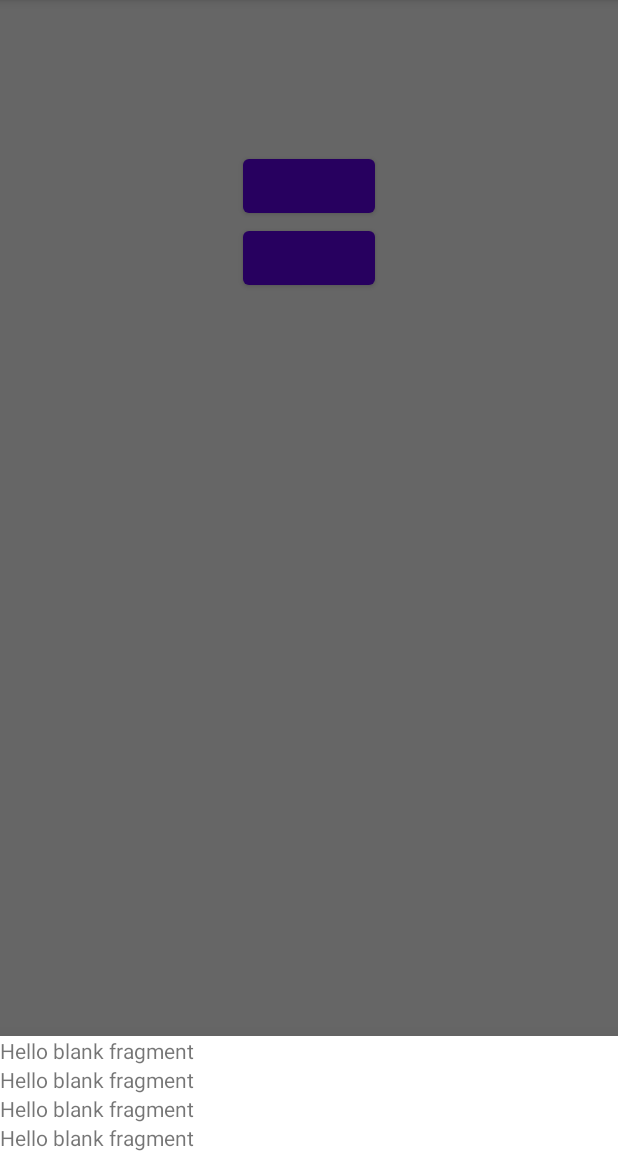
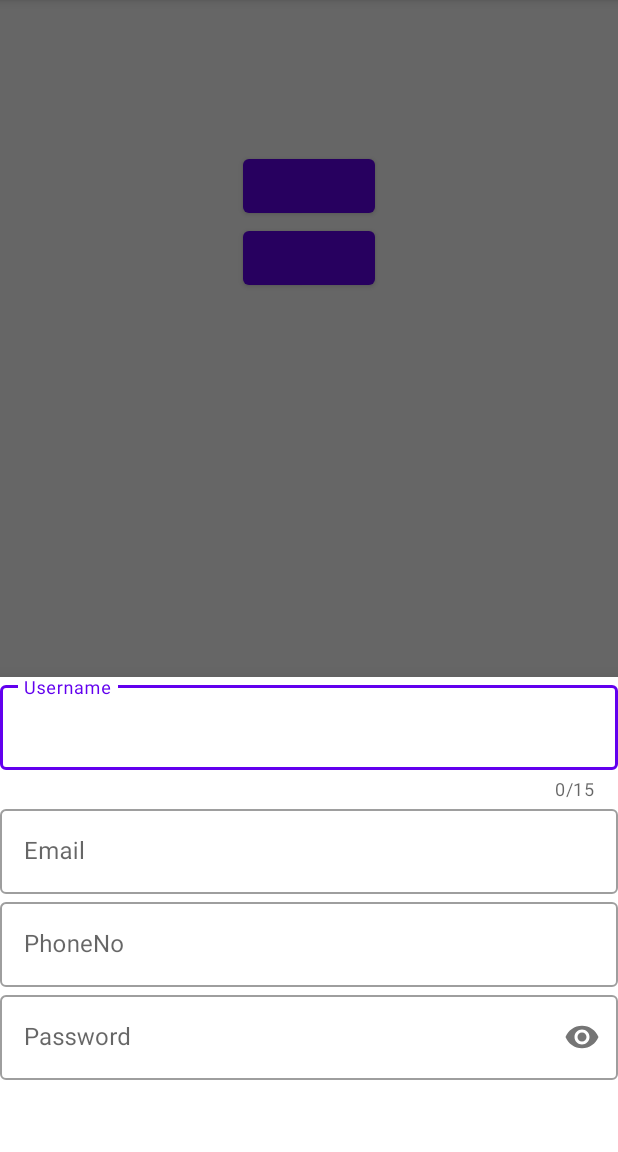
Before and after one commit to LIHOME119/papercraft, an Android app: the screen it shows after launch (LoginPage), after a tap on an icon or button, on a phone screen of 412 x 824 dp, the part 84-1236 px from its top. Run offline under Robolectric (Android 15) with nearby library versions, the light colour scheme and no system bars; our stand-ins replace Firebase (no records; nobody signed in at launch, a user with empty details on screens opened directly).

Commit message:
testing fragment and add firebase realtime database library

```diff
--- a/app/build.gradle
+++ b/app/build.gradle
@@ -56,5 +56,4 @@ dependencies {
     implementation "androidx.biometric:biometric:1.1.0"
     //fragment
     implementation "androidx.fragment:fragment:$fragment_version"
-
 }
--- a/app/src/main/java/com/example/papercraft/HomePage.java
+++ b/app/src/main/java/com/example/papercraft/HomePage.java
@@ -62,10 +62,16 @@ public class HomePage extends AppCompatActivity {
         logout_btn.setOnClickListener(new View.OnClickListener() {
             @Override
             public void onClick(View view) {
-                FirebaseAuth.getInstance().signOut();
+                if (signInAccount!=null){
+                    FirebaseAuth.getInstance().signOut();
+                    finish();
+                }else {
+                    finish();
+                }
+
 //                Intent intent = new Intent(getApplicationContext(),LoginPage.class);
 //                startActivity(intent);
-                finish();
+
             }
         });
     }
--- a/app/src/main/java/com/example/papercraft/LoginPage.java
+++ b/app/src/main/java/com/example/papercraft/LoginPage.java
@@ -18,6 +18,7 @@ import com.google.android.gms.auth.api.signin.GoogleSignInOptions;
 import com.google.android.gms.common.api.ApiException;
 import com.google.android.gms.tasks.OnCompleteListener;
 import com.google.android.gms.tasks.Task;
+import com.google.android.material.bottomsheet.BottomSheetBehavior;
 import com.google.android.material.bottomsheet.BottomSheetDialogFragment;
 import com.google.firebase.auth.AuthCredential;
 import com.google.firebase.auth.AuthResult;
@@ -27,7 +28,8 @@ import com.google.firebase.auth.GoogleAuthProvider;
 
 import static android.content.ContentValues.TAG;
 
-public class LoginPage extends AppCompatActivity {
+public class LoginPage extends AppCompatActivity implements SignUpFragment.BottomSheetListener {
+
 
     private static final int RC_SIGN_IN = 123;
     private GoogleSignInClient mGoogleSignInClient;
@@ -52,6 +54,7 @@ public class LoginPage extends AppCompatActivity {
         setContentView(R.layout.activity_login_page);
         mAuth = FirebaseAuth.getInstance();
         createRequest();
+
         signup_btn=findViewById(R.id.btn_signup);
         signup_btn.setOnClickListener(new View.OnClickListener() {
             @Override
@@ -122,4 +125,10 @@ public class LoginPage extends AppCompatActivity {
         Intent signInIntent = mGoogleSignInClient.getSignInIntent();
         startActivityForResult(signInIntent, RC_SIGN_IN);
     }
+
+    @Override
+    public void onButtonClicked(String text) {
+
+        login_btn.setText("haha");
+    }
 }
--- a/app/src/main/java/com/example/papercraft/SignUpFragment.java
+++ b/app/src/main/java/com/example/papercraft/SignUpFragment.java
@@ -1,12 +1,15 @@
 package com.example.papercraft;
 
+import android.content.Context;
 import android.os.Bundle;
 
+import androidx.annotation.NonNull;
 import androidx.fragment.app.Fragment;
 
 import android.view.LayoutInflater;
 import android.view.View;
 import android.view.ViewGroup;
+import android.widget.Button;
 
 import com.google.android.material.bottomsheet.BottomSheetDialogFragment;
 
@@ -17,6 +20,8 @@ import com.google.android.material.bottomsheet.BottomSheetDialogFragment;
  */
 public class SignUpFragment extends BottomSheetDialogFragment {
 
+
+    private BottomSheetListener mListener;
     // TODO: Rename parameter arguments, choose names that match
     // the fragment initialization parameters, e.g. ARG_ITEM_NUMBER
     private static final String ARG_PARAM1 = "param1";
@@ -61,6 +66,32 @@ public class SignUpFragment extends BottomSheetDialogFragment {
     public View onCreateView(LayoutInflater inflater, ViewGroup container,
                              Bundle savedInstanceState) {
         // Inflate the layout for this fragment
-        return inflater.inflate(R.layout.fragment_sign_up, container, false);
+//        return inflater.inflate(R.layout.fragment_sign_up, container, false);
+        View v = inflater.inflate(R.layout.fragment_sign_up, container, false);
+
+        Button comfirmSignup_btn = v.findViewById(R.id.btn_comfirmsignup);
+        comfirmSignup_btn.setOnClickListener(new View.OnClickListener() {
+            @Override
+            public void onClick(View view) {
+                mListener.onButtonClicked("clicked");
+                dismiss();
+            }
+        });
+        return v;
+    }
+    public interface BottomSheetListener {
+        void onButtonClicked(String text);
+    }
+
+    @Override
+    public void onAttach(@NonNull Context context) {
+        super.onAttach(context);
+        try {
+            mListener = (BottomSheetListener) context;
+        }catch (ClassCastException e) {
+            throw new ClassCastException(context.toString()
+            + " must implement BottomSheetListener");
+        }
+
     }
 }
--- a/app/src/main/res/layout/activity_login_page.xml
+++ b/app/src/main/res/layout/activity_login_page.xml
@@ -23,4 +23,6 @@
         app:layout_constraintStart_toStartOf="parent"
         app:layout_constraintTop_toBottomOf="@+id/btn_login" />
 
+
+
 </androidx.constraintlayout.widget.ConstraintLayout>
--- a/app/src/main/res/layout/fragment_sign_up.xml
+++ b/app/src/main/res/layout/fragment_sign_up.xml
@@ -10,32 +10,75 @@
 
 
 
-        <TextView
-            android:id="@+id/tv1"
-            android:layout_width="wrap_content"
+    <com.google.android.material.textfield.TextInputLayout
+        android:id="@+id/SignUpUsername"
+        style="@style/Widget.MaterialComponents.TextInputLayout.OutlinedBox"
+        android:layout_width="match_parent"
+        android:layout_height="wrap_content"
+        android:hint="Username"
+        app:counterEnabled="true"
+        app:counterMaxLength="15"
+        app:layout_constraintEnd_toEndOf="parent"
+        app:layout_constraintStart_toStartOf="parent"
+        app:layout_constraintTop_toTopOf="parent">
+
+        <com.google.android.material.textfield.TextInputEditText
+            android:layout_width="match_parent"
             android:layout_height="wrap_content"
-            android:text="@string/hello_blank_fragment" />
-    <TextView
-        android:id="@+id/tv2"
+            android:inputType="text" />
 
-        app:layout_constraintTop_toBottomOf="@id/tv1"
-        android:layout_width="wrap_content"
+    </com.google.android.material.textfield.TextInputLayout>
+
+    <com.google.android.material.textfield.TextInputLayout
+        android:id="@+id/SignUpemail"
+        style="@style/Widget.MaterialComponents.TextInputLayout.OutlinedBox"
+        android:layout_width="match_parent"
         android:layout_height="wrap_content"
-        android:text="@string/hello_blank_fragment" />
-    <TextView
-        android:id="@+id/tv3"
+        android:hint="Email"
+        app:layout_constraintTop_toBottomOf="@id/SignUpUsername">
 
-        app:layout_constraintTop_toBottomOf="@+id/tv2"
-        android:layout_width="wrap_content"
+        <com.google.android.material.textfield.TextInputEditText
+            android:layout_width="match_parent"
+            android:layout_height="wrap_content"
+            android:inputType="text" />
+
+    </com.google.android.material.textfield.TextInputLayout>
+
+    <com.google.android.material.textfield.TextInputLayout
+        android:id="@+id/SignUpPhoneNo"
+        style="@style/Widget.MaterialComponents.TextInputLayout.OutlinedBox"
+        android:layout_width="match_parent"
         android:layout_height="wrap_content"
-        android:text="@string/hello_blank_fragment" />
-    <TextView
-        android:id="@+id/tv4"
+        android:hint="PhoneNo"
+        app:layout_constraintTop_toBottomOf="@id/SignUpemail">
 
-        app:layout_constraintTop_toBottomOf="@+id/tv3"
-        android:layout_width="wrap_content"
+        <com.google.android.material.textfield.TextInputEditText
+            android:layout_width="match_parent"
+            android:layout_height="wrap_content"
+            android:inputType="number" />
+
+    </com.google.android.material.textfield.TextInputLayout>
+    <com.google.android.material.textfield.TextInputLayout
+        android:id="@+id/SignPassword"
+        style="@style/Widget.MaterialComponents.TextInputLayout.OutlinedBox"
+        android:layout_width="match_parent"
         android:layout_height="wrap_content"
-        android:text="@string/hello_blank_fragment" />
+        android:hint="Password"
+        app:layout_constraintTop_toBottomOf="@id/SignUpPhoneNo"
+        app:passwordToggleEnabled="true">
+
+        <com.google.android.material.textfield.TextInputEditText
+            android:layout_width="match_parent"
+            android:layout_height="wrap_content"
+            android:inputType="textPassword" />
+
+    </com.google.android.material.textfield.TextInputLayout>
+    <Button
+        android:id="@+id/btn_comfirmsignup"
+        android:layout_width="match_parent"
+        android:layout_height="wrap_content"
+        app:layout_constraintTop_toBottomOf="@id/SignPassword"/>
+
 
 
 
```
